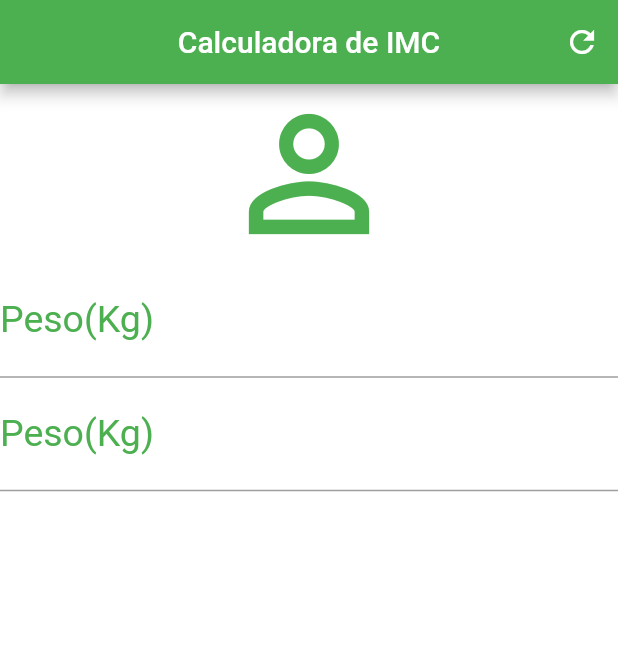
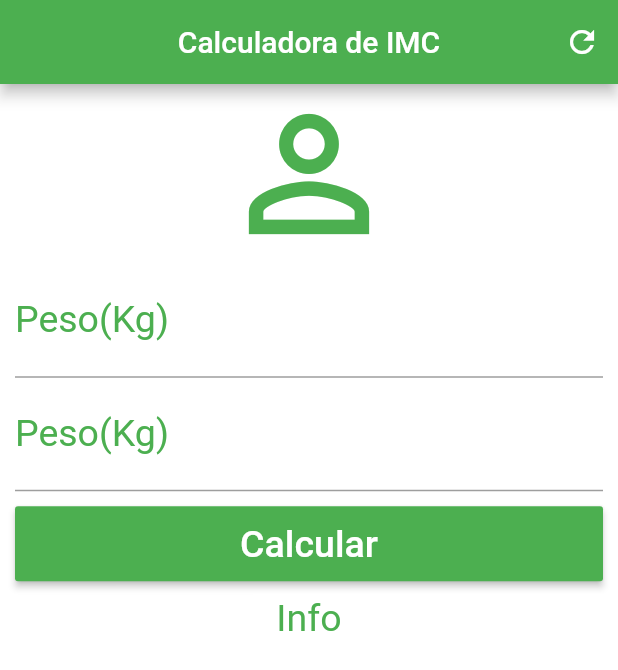
Before and after one commit to warleylimagit/cursos-flutter-calculo_imc, a Flutter app: the screen it shows after launch, on a phone screen of 412 x 824 dp. Shown: the top 670 px of the screen. Run offline on Flutter 3.47's test engine with Material 2 defaults, Android fonts, the phone set to English and light mode, and no system bars.

Commit message:
Criando ScrollView e RaisedButton

```diff
--- a/lib/main.dart
+++ b/lib/main.dart
@@ -27,7 +27,9 @@ class _HomeState extends State<Home> {
         ],
       ),
       backgroundColor: Colors.white,
-      body: Column(
+      body: SingleChildScrollView(
+          padding: EdgeInsets.fromLTRB(10.0, 0.0, 10.0, 0.0),
+          child: Column(
             crossAxisAlignment: CrossAxisAlignment.stretch,
             children: <Widget>[
               Icon(
@@ -39,8 +41,7 @@ class _HomeState extends State<Home> {
                 keyboardType: TextInputType.number,
                 decoration: InputDecoration(
                     labelText: "Peso(Kg)",
-              labelStyle: TextStyle(color: Colors.green)
-            ),
+                    labelStyle: TextStyle(color: Colors.green)),
                 textAlign: TextAlign.center,
                 style: TextStyle(color: Colors.green, fontSize: 25.0),
               ),
@@ -48,13 +49,31 @@ class _HomeState extends State<Home> {
                 keyboardType: TextInputType.number,
                 decoration: InputDecoration(
                     labelText: "Peso(Kg)",
-                labelStyle: TextStyle(color: Colors.green)
+                    labelStyle: TextStyle(color: Colors.green)),
+                textAlign: TextAlign.center,
+                style: TextStyle(color: Colors.green, fontSize: 25.0),
               ),
+              Padding(
+                padding: EdgeInsets.only(top: 10.0, bottom: 10.0),
+                child: Container(
+                  height: 50.0,
+                  child: RaisedButton(
+                    onPressed: () {},
+                    child: Text(
+                      "Calcular",
+                      style: TextStyle(color: Colors.white, fontSize: 25.0),
+                    ),
+                    color: Colors.green,
+                  ),
+                ),
+              ),
+              Text(
+                "Info",
                 textAlign: TextAlign.center,
                 style: TextStyle(color: Colors.green, fontSize: 25.0),
               )
             ],
-      ),
+          )),
     );
   }
 }
```
Lines whose indentation alone changed are shown as unchanged.
